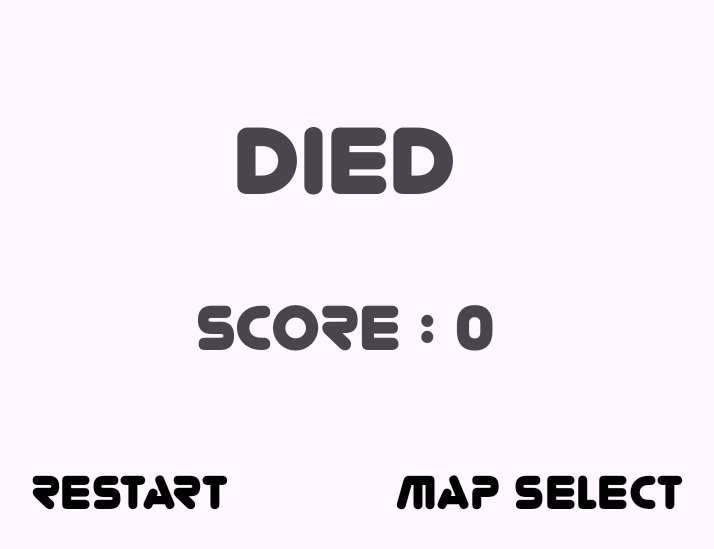
After one commit to DoodleOfSun/MobileBug, an Android app: the ResultActivity screen opened directly, with no data from a screen before it, on a phone screen of 824 x 412 dp (held sideways). The commit adds this screen. Shown: the top 549 px of the screen, without its empty margins (273-987 px from the left). Run offline under Robolectric (Android 15) with nearby library versions, the phone set to English and light mode, and no system bars.

Commit message:
버그 수정 및 게임 전체 루프를 액티비티 단위로 캡슐화
20261118

```diff
--- a/app/src/main/java/com/example/prototypebug/PlayerInfo.kt
+++ b/app/src/main/java/com/example/prototypebug/PlayerInfo.kt
@@ -8,7 +8,6 @@ import android.view.View
 import android.view.Window
 import android.widget.ImageButton
 import android.widget.TextView
-import kotlin.math.sqrt
 
 class PlayerInfo {
     var x = 0f
@@ -78,7 +77,7 @@ class PlayerInfo {
         if (playerExp >= 1f) {
             playerExp = 0f
 
-            if (cont is MainActivity) {
+            if (cont is Map1Activity) {
                 cont.setPause(true)
 
                 val levelupXML = cont.layoutInflater.inflate(R.layout.level_up_settings, null)
--- /dev/null
+++ b/app/src/main/java/com/example/prototypebug/ResultActivity.kt
@@ -0,0 +1,47 @@
+package com.example.prototypebug
+
+import android.content.Intent
+import android.content.pm.ActivityInfo
+import android.os.Bundle
+import android.widget.Button
+import android.widget.TextView
+import androidx.appcompat.app.AppCompatActivity
+
+class ResultActivity : AppCompatActivity() {
+
+    override fun onCreate(savedInstanceState: Bundle?) {
+        super.onCreate(savedInstanceState)
+        setContentView(R.layout.activity_result)
+
+        requestedOrientation = ActivityInfo.SCREEN_ORIENTATION_LANDSCAPE
+
+        val resultText = findViewById<TextView>(R.id.text_clear)
+        val scoreText = findViewById<TextView>(R.id.text_score)
+        val btnRetry = findViewById<Button>(R.id.btn_restart)
+        val btnMapSelect = findViewById<Button>(R.id.btn_mapselect)
+
+
+        // Intent로 데이터 받기
+        val isWin = intent.getBooleanExtra("isWin", false)
+        val score = intent.getFloatExtra("score", 0f)
+
+        scoreText.text = "score : ${score.toInt()}"
+
+        resultText.text = if (isWin) "nailed it" else "died"
+        val mapClassName = intent.getStringExtra("mapClass")
+
+        btnRetry.setOnClickListener {
+            if (mapClassName != null) {
+                val clazz = Class.forName(mapClassName)
+                startActivity(Intent(this, clazz))
+                finish()
+            }
+        }
+
+        // 맵 선택으로
+        btnMapSelect.setOnClickListener {
+            startActivity(Intent(this, MapSelectActivity::class.java))
+            finish()
+        }
+    }
+}
--- /dev/null
+++ b/app/src/main/res/layout/activity_result.xml
@@ -0,0 +1,70 @@
+<?xml version="1.0" encoding="utf-8"?>
+<androidx.constraintlayout.widget.ConstraintLayout xmlns:android="http://schemas.android.com/apk/res/android"
+    xmlns:app="http://schemas.android.com/apk/res-auto"
+    xmlns:tools="http://schemas.android.com/tools"
+    android:layout_width="match_parent"
+    android:layout_height="match_parent">
+
+    <TextView
+        android:id="@+id/text_clear"
+        android:layout_width="387dp"
+        android:layout_height="94dp"
+        android:text="nailed it"
+        android:gravity="center"
+        android:textSize="60dp"
+        android:fontFamily="@font/youre_gone"
+        app:layout_constraintBottom_toBottomOf="parent"
+        app:layout_constraintEnd_toEndOf="parent"
+        app:layout_constraintHorizontal_bias="0.499"
+        app:layout_constraintStart_toStartOf="parent"
+        app:layout_constraintTop_toTopOf="parent"
+        app:layout_constraintVertical_bias="0.186" />
+
+    <TextView
+        android:id="@+id/text_score"
+        android:layout_width="387dp"
+        android:layout_height="94dp"
+        android:fontFamily="@font/youre_gone"
+        android:gravity="center"
+        android:text="yourscore"
+        android:textSize="40dp"
+        app:layout_constraintBottom_toBottomOf="parent"
+        app:layout_constraintEnd_toEndOf="parent"
+        app:layout_constraintStart_toStartOf="parent"
+        app:layout_constraintTop_toTopOf="parent"
+        app:layout_constraintVertical_bias="0.536" />
+
+    <Button
+        android:id="@+id/btn_restart"
+        android:layout_width="wrap_content"
+        android:layout_height="wrap_content"
+        android:background="@android:color/transparent"
+        android:fontFamily="@font/youre_gone"
+        android:text="RESTART"
+        android:textColor="@color/black"
+        android:textSize="30dp"
+        app:layout_constraintBottom_toBottomOf="parent"
+        app:layout_constraintEnd_toEndOf="parent"
+        app:layout_constraintHorizontal_bias="0.277"
+        app:layout_constraintStart_toStartOf="parent"
+        app:layout_constraintTop_toTopOf="parent"
+        app:layout_constraintVertical_bias="0.842" />
+
+    <Button
+        android:id="@+id/btn_mapselect"
+        android:layout_width="wrap_content"
+        android:layout_height="wrap_content"
+        android:background="@android:color/transparent"
+        android:fontFamily="@font/youre_gone"
+        android:text="map select"
+        android:textColor="@color/black"
+        android:textSize="30dp"
+        app:layout_constraintBottom_toBottomOf="parent"
+        app:layout_constraintEnd_toEndOf="parent"
+        app:layout_constraintHorizontal_bias="0.722"
+        app:layout_constraintStart_toStartOf="parent"
+        app:layout_constraintTop_toTopOf="parent"
+        app:layout_constraintVertical_bias="0.842" />
+
+
+</androidx.constraintlayout.widget.ConstraintLayout>
```
Also changed, not shown: app/src/main/AndroidManifest.xml (+20 -4 lines), app/src/main/java/com/example/prototypebug/Map1Activity.kt (renamed from app/src/main/java/com/example/prototypebug/MainActivity.kt, +30 -114 lines), app/src/main/java/com/example/prototypebug/MapSelectActivity.kt (added, +27 -0 lines), app/src/main/java/com/example/prototypebug/TitleActivity.kt (added, +124 -0 lines), app/src/main/res/layout/activity_map1.xml (added, +66 -0 lines), app/src/main/res/layout/activity_mapselect.xml (added, +74 -0 lines), app/src/main/res/layout/activity_start.xml (renamed from app/src/main/res/layout/activity_main.xml, +0 -43 lines), 2 other files.
